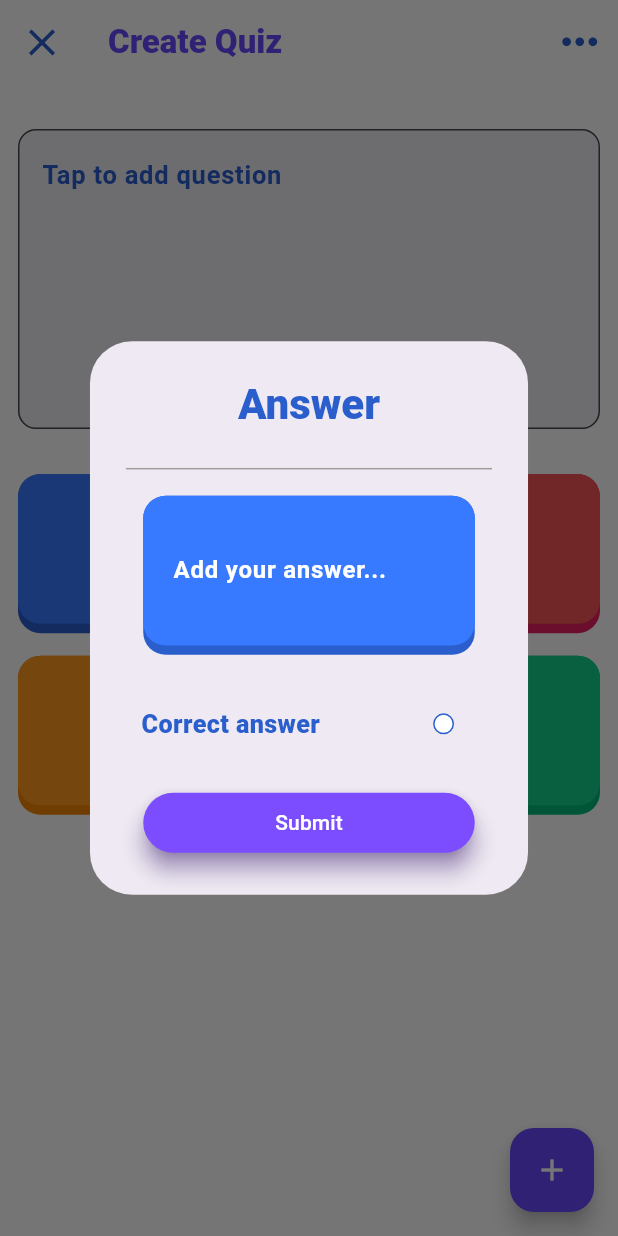
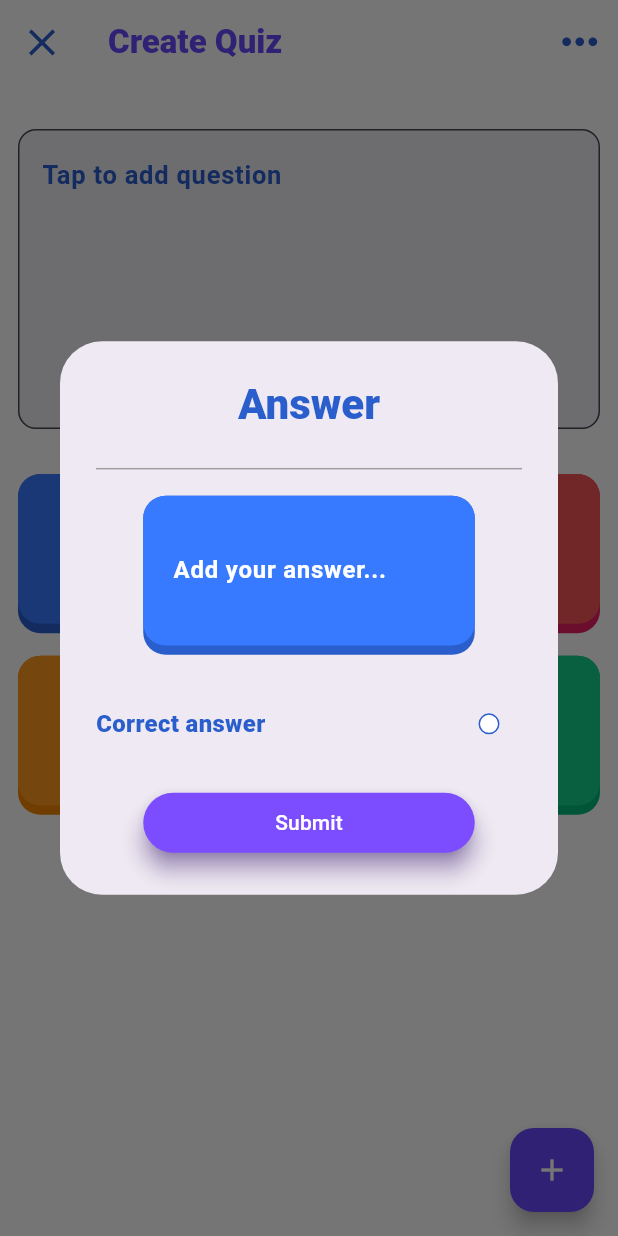
Before and after one commit to Devaxiis/quality_quest, a Flutter app: the CreateScreen screen opened directly, after a tap on "Answer", on a phone screen of 412 x 824 dp. Run offline on Flutter 3.47's test engine with Material 2 defaults, Android fonts, the phone set to English and light mode, and no system bars; our stand-ins replace bloc, device_info_plus, dio, equatable, flutter_bloc, flutter_screenutil and 4 more; accounts and stored records are empty; network calls fail; project files that could hold a hidden picture were left out.

Commit message:
Feature optimizations

```diff
--- a/lib/app.dart
+++ b/lib/app.dart
@@ -1,7 +1,4 @@
-import 'package:flutter_bloc/flutter_bloc.dart';
-import 'package:flutter_screenutil/flutter_screenutil.dart';
 import 'package:quality_quest/bloc/auth/auth_bloc.dart';
-import 'package:quality_quest/bloc/logout/logout_bloc.dart';
 import 'package:quality_quest/bloc/mein_home/home_bloc.dart';
 import 'package:quality_quest/library.dart';
 import 'package:quality_quest/presentation/registration_screens/splash_screen/splash_screen.dart';
@@ -25,7 +22,7 @@ class MyApp extends StatelessWidget {
               theme: ThemeData.light(useMaterial3: true),
               themeMode: ThemeMode.light,
               debugShowCheckedModeBanner: false,
-              home: const SplashScreen(),
+              home: const MainHomeScreen(),
           ),
         ),
     );
--- a/lib/data/network_service.dart
+++ b/lib/data/network_service.dart
@@ -1,5 +1,5 @@
+import 'package:http/http.dart' as http;
 import 'package:quality_quest/library.dart';
-import 'package:http/http.dart' as http;
 
 // abstract class Network {
 // Future<void> methodPost({required String api,required Map<String, Object?> data});
@@ -93,30 +93,13 @@ class HttpService {
     return false;
   }
 
-
-
-
-
-
-
-
-
-
-
-
-
-
-
-
-
-
-
-  static Future<String?> multipart(
-      {String api = Api.addSciencePhoto,
-      required String filePath,
-      Map<String, String> headers = Api.headers,
-      String baseUrl = Api.baseUrl,
-      Map<String, String>? body}) async {
+  static Future<String?> multipart({
+    String api = Api.addSciencePhoto,
+    required String filePath,
+    Map<String, String> headers = Api.headers,
+    String baseUrl = Api.baseUrl,
+    Map<String, String>? body,
+  }) async {
     final Uri url = Uri.https(baseUrl, api);
     final request = http.MultipartRequest("POST", url);
     request.headers.addAll(headers);
--- a/lib/presentation/screens/create_screen/create_screen.dart
+++ b/lib/presentation/screens/create_screen/create_screen.dart
@@ -8,11 +8,15 @@ class CreateScreen extends StatefulWidget {
 }
 
 class _CreateScreenState extends State<CreateScreen> {
+  String firstAnswer = "";
+  String secondAnswer = "";
+  String thirdAnswer = "";
+  String fourthAnswer = "";
+
   @override
   Widget build(BuildContext context) {
-   // #Scaffold
+    // #Scaffold
     return Scaffold(
-
       // #Background Color
       backgroundColor: CustomColors.oxFFFFFFFF,
 
@@ -66,17 +70,26 @@ class _CreateScreenState extends State<CreateScreen> {
                   AnswerAddButton(
                     shadowColor: CustomColors.oxFF295ECC,
                     buttonColor: CustomColors.oxFF3779FF,
-                    text: Strings.answerTXT,
+                    text: firstAnswer.isNotEmpty
+                        ? firstAnswer
+                        : Strings.answerTXT,
                     onTap: () {
                       showDialog(
                         context: context,
                         builder: (context) {
-                          return const CustomAnswerDialog(
+                          return CustomAnswerDialog(
                             shadowColor: CustomColors.oxFF295ECC,
                             buttonColor: CustomColors.oxFF3779FF,
+                            initialValue: firstAnswer,
                           );
                         },
-                      );
+                      ).then((value) {
+                        if (value != null) {
+                          setState(() {
+                            firstAnswer = value;
+                          });
+                        }
+                      });
                     },
                   ),
 
@@ -84,17 +97,26 @@ class _CreateScreenState extends State<CreateScreen> {
                   AnswerAddButton(
                     shadowColor: CustomColors.oxFFEA1E61,
                     buttonColor: CustomColors.oxFFF75555,
-                    text: Strings.answerTXT,
+                    text: secondAnswer.isNotEmpty
+                        ? secondAnswer
+                        : Strings.answerTXT,
                     onTap: () {
                       showDialog(
                         context: context,
                         builder: (context) {
-                          return const CustomAnswerDialog(
-                            shadowColor: CustomColors.oxFFEA1E61,
-                            buttonColor: CustomColors.oxFFF75555,
+                          return CustomAnswerDialog(
+                            shadowColor: CustomColors.oxFF295ECC,
+                            buttonColor: CustomColors.oxFF3779FF,
+                            initialValue: secondAnswer,
                           );
                         },
-                      );
+                      ).then((value) {
+                        if (value != null) {
+                          setState(() {
+                            secondAnswer = value;
+                          });
+                        }
+                      });
                     },
                   ),
                 ],
@@ -107,17 +129,26 @@ class _CreateScreenState extends State<CreateScreen> {
                   AnswerAddButton(
                     shadowColor: CustomColors.oxFFF48400,
                     buttonColor: CustomColors.oxFFFF981F,
-                    text: Strings.answerTXT,
+                    text: thirdAnswer.isNotEmpty
+                        ? thirdAnswer
+                        : Strings.answerTXT,
                     onTap: () {
                       showDialog(
                         context: context,
                         builder: (context) {
-                          return const CustomAnswerDialog(
-                            shadowColor: CustomColors.oxFFF48400,
-                            buttonColor: CustomColors.oxFFFF981F,
+                          return CustomAnswerDialog(
+                            shadowColor: CustomColors.oxFF295ECC,
+                            buttonColor: CustomColors.oxFF3779FF,
+                            initialValue: thirdAnswer,
                           );
                         },
-                      );
+                      ).then((value) {
+                        if (value != null) {
+                          setState(() {
+                            thirdAnswer = value;
+                          });
+                        }
+                      });
                     },
                   ),
 
@@ -125,17 +156,26 @@ class _CreateScreenState extends State<CreateScreen> {
                   AnswerAddButton(
                     shadowColor: CustomColors.oxFF00B777,
                     buttonColor: CustomColors.oxFF12D18E,
-                    text: Strings.answerTXT,
+                    text: fourthAnswer.isNotEmpty
+                        ? fourthAnswer
+                        : Strings.answerTXT,
                     onTap: () {
                       showDialog(
                         context: context,
                         builder: (context) {
-                          return const CustomAnswerDialog(
-                            shadowColor: CustomColors.oxFF00B777,
-                            buttonColor: CustomColors.oxFF12D18E,
+                          return CustomAnswerDialog(
+                            shadowColor: CustomColors.oxFF295ECC,
+                            buttonColor: CustomColors.oxFF3779FF,
+                            initialValue: fourthAnswer,
                           );
                         },
-                      );
+                      ).then((value) {
+                        if (value != null) {
+                          setState(() {
+                            fourthAnswer = value;
+                          });
+                        }
+                      });
                     },
                   ),
                 ],
--- a/lib/presentation/screens/create_screen/create_screen_views/add_answer_button_view.dart
+++ b/lib/presentation/screens/create_screen/create_screen_views/add_answer_button_view.dart
@@ -32,6 +32,7 @@ class AnswerAddButton extends StatelessWidget {
         child: Container(
           height: 113.sp,
           alignment: Alignment.center,
+          padding: const EdgeInsets.symmetric(horizontal: 8.0),
           width: MediaQuery.sizeOf(context).width / 1.15,
           decoration: BoxDecoration(
             color: buttonColor,
--- a/lib/presentation/screens/create_screen/create_screen_views/alert_dialog_view.dart
+++ b/lib/presentation/screens/create_screen/create_screen_views/alert_dialog_view.dart
@@ -1,16 +1,32 @@
 import 'package:flutter/cupertino.dart';
-import 'package:flutter_screenutil/flutter_screenutil.dart';
 import 'package:quality_quest/library.dart';
 
-class CustomAnswerDialog extends StatelessWidget {
+late String answer;
+bool isCheckBoxTapped = false;
+TextEditingController answerAddingController = TextEditingController();
+
+class CustomAnswerDialog extends StatefulWidget {
   final Color shadowColor;
   final Color buttonColor;
+  final String initialValue;
 
   const CustomAnswerDialog({
     super.key,
     required this.shadowColor,
     required this.buttonColor,
+    required this.initialValue,
   });
+
+  @override
+  State<CustomAnswerDialog> createState() => _CustomAnswerDialogState();
+}
+
+class _CustomAnswerDialogState extends State<CustomAnswerDialog> {
+  @override
+  void initState() {
+    super.initState();
+    answer = widget.initialValue;
+  }
 
   @override
   Widget build(BuildContext context) {
@@ -34,7 +50,7 @@ class CustomAnswerDialog extends StatelessWidget {
             width: 250.sp,
             alignment: Alignment.topCenter,
             decoration: BoxDecoration(
-              color: shadowColor,
+              color: widget.shadowColor,
               borderRadius: const BorderRadius.all(
                 Radius.circular(15),
               ),
@@ -44,17 +60,17 @@ class CustomAnswerDialog extends StatelessWidget {
               alignment: Alignment.center,
               width: MediaQuery.of(context).size.width / 1.15,
               decoration: BoxDecoration(
-                color: buttonColor,
-                // Replace with your buttonColor
+                color: widget.buttonColor,
                 borderRadius: const BorderRadius.all(
                   Radius.circular(15),
                 ),
               ),
-              child: const TextField(
+              child: TextField(
+                controller: answerAddingController,
                 textAlign: TextAlign.justify,
                 maxLines: null,
                 style: Style.createTextFieldST,
-                decoration: InputDecoration(
+                decoration: const InputDecoration(
                   hintText: Strings.addYourAnswerTXT,
                   hintStyle: Style.createAddYourAnswerST,
                   border: InputBorder.none,
@@ -66,8 +82,49 @@ class CustomAnswerDialog extends StatelessWidget {
         ],
       ),
       actions: [
-        CheckBox(value: currentValue),
+        isCheckBoxTapped == false
+            ? Center(child: CheckBox(value: currentValue))
+            : Center(
+                child: GestureDetector(
+                  onTap: () {
+                    isCheckBoxTapped = false;
+                    setState(() {});
+                  },
+                  child: Text(
+                    "Correct answer?",
+                    style: Style.createAddCoverImageST,
+                  ),
+                ),
+              ),
         const SizedBox(width: 15),
+        const SizedBox(height: 20),
+        Center(
+          child: ElevatedButton(
+            style: ElevatedButton.styleFrom(
+              backgroundColor: CustomColors.oxFF7C4DFF,
+              elevation: 6,
+              shadowColor: CustomColors.oxFF673AB7,
+              fixedSize: Size(250.sp, 40.sp),
+            ),
+            onPressed: () {
+              if (answerAddingController.text.isNotEmpty) {
+                setState(() {
+                  answer = answerAddingController.text;
+                });
+                Navigator.of(context).pop(answer);
+                answerAddingController.text = "";
+              } else {
+                return;
+              }
+            },
+            child: const Text(
+              Strings.submitTXT,
+              style: TextStyle(
+                color: CustomColors.oxFFFFFFFF,
+              ),
+            ),
+          ),
+        ),
       ],
     );
   }
@@ -92,44 +149,26 @@ class _CheckBoxState extends State<CheckBox> {
       crossAxisAlignment: CrossAxisAlignment.center,
       children: [
         Row(
-          mainAxisAlignment: MainAxisAlignment.spaceEvenly,
+          mainAxisAlignment: MainAxisAlignment.spaceBetween,
           children: [
             Text(
               Strings.correctAnswerTXT,
               style: Style.createCorrectAnswerST,
             ),
-            SizedBox(width: 45.sp),
             CupertinoCheckbox(
               activeColor: CustomColors.oxFF295ECC,
               shape: const CircleBorder(),
               side: const BorderSide(color: CustomColors.oxFF295ECC),
               value: widget.value,
-              onChanged: (ind) {
+              onChanged: (currentValue) {
                 setState(() {
-                  widget.value = ind;
+                  widget.value = currentValue;
+                  isCheckBoxTapped = !isCheckBoxTapped;
                 });
               },
             ),
           ],
         ),
-        const SizedBox(height: 20),
-        ElevatedButton(
-          style: ElevatedButton.styleFrom(
-            backgroundColor: CustomColors.oxFF7C4DFF,
-            elevation: 6,
-            shadowColor: CustomColors.oxFF673AB7,
-            fixedSize: Size(250.sp, 40.sp),
-          ),
-          onPressed: () {
-            Navigator.of(context).pop();
-          },
-          child: const Text(
-            Strings.submitTXT,
-            style: TextStyle(
-              color: CustomColors.oxFFFFFFFF,
-            ),
-          ),
-        ),
       ],
     );
   }
--- a/lib/presentation/screens/create_screen/create_screen_views/image_picker_view.dart
+++ b/lib/presentation/screens/create_screen/create_screen_views/image_picker_view.dart
@@ -53,7 +53,7 @@ class _CustomImagePickerState extends State<CustomImagePicker> {
                     ),
                   ),
                   const SizedBox(height: 5),
-                  const Text(
+                  Text(
                     Strings.addCoverImageTXT,
                     style: Style.createAddCoverImageST,
                   ),
--- a/lib/presentation/screens/home_screen/home_screen.dart
+++ b/lib/presentation/screens/home_screen/home_screen.dart
@@ -127,11 +127,13 @@ class _HomeScreenState extends State<HomeScreen> {
                                       scienceType?.photoUrl ??
                                           "https://www.stx.ox.ac.uk/sites/default/files/stx/images/article/depositphotos_41197145-stock-photo-quiz.jpg",
                                       errorBuilder: (___, __, _) => Image(
-                                        height: 150.sp,
+                                        height: 125.sp,
                                         width: 200.sp,
                                         fit: BoxFit.fitWidth,
                                         image: const AssetImage("assets/images/img_idea.png"),
                                       ),
+                                      height: 125.sp,
+                                      width: 200.sp,
                                     ),
 
 
--- a/lib/presentation/screens/home_screen/home_screen_views/home_screen_bottom_nav_bar_views.dart
+++ b/lib/presentation/screens/home_screen/home_screen_views/home_screen_bottom_nav_bar_views.dart
@@ -1,4 +1,3 @@
-import 'package:flutter_screenutil/flutter_screenutil.dart';
 import 'package:quality_quest/library.dart';
 
 class BottomNavBar extends StatelessWidget {
--- a/lib/services/constants/style.dart
+++ b/lib/services/constants/style.dart
@@ -151,7 +151,7 @@ sealed class Style {
   );
   static const homeExamQuestionST = TextStyle(
     color: Color(0xff6949ff),
-    fontSize: 40,
+    fontSize: 30,
     fontWeight: FontWeight.w800,
   );
   static final homeDiscoverQualityQuestST = TextStyle(
@@ -171,10 +171,10 @@ sealed class Style {
     color: Colors.grey.shade800,
     fontWeight: FontWeight.w800,
   );
-  static const createAddCoverImageST = TextStyle(
-    color: Color(0xFF6949FF),
+  static final createAddCoverImageST = TextStyle(
+    color: const Color(0xFF6949FF),
     fontWeight: FontWeight.w700,
-    fontSize: 18,
+    fontSize: 18.sp,
   );
   static const createAddAnswerST = TextStyle(
     color: Color(0xFF295ECC),
@@ -192,11 +192,11 @@ sealed class Style {
   static final createCorrectAnswerST = TextStyle(
     color: const Color(0xFF295ECC),
     fontWeight: FontWeight.w800,
-    fontSize: 19.sp,
+    fontSize: 18.sp,
   );
   static final createTextST = TextStyle(
     color: Colors.white,
-    fontSize: 23.sp,
+    fontSize: 21.sp,
     fontWeight: FontWeight.bold,
   );
 }
```
Also changed, not shown: lib/presentation/screens/home_screen/discover_screen/discover_screen.dart (+50 -15 lines), lib/presentation/screens/home_screen/exam_screen/exam_screen.dart (+28 -14 lines).
